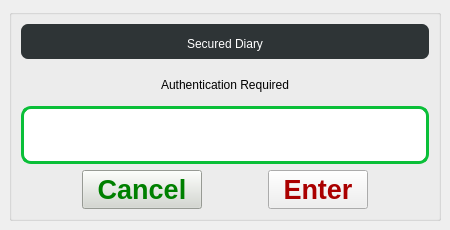
This is GUI/PasswordWindow.ui in Mubshr07/SecuredDiary as Qt 5 draws it before an edit. The edited form follows.
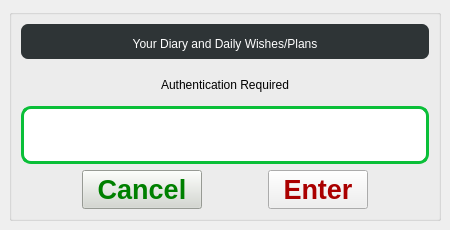
This is the edited form. Icons and pictures are not drawn.

Patch:
```diff
--- a/GUI/PasswordWindow.ui
+++ b/GUI/PasswordWindow.ui
@@ -130,7 +130,7 @@
 border-radius:7px;</string>
          </property>
          <property name="text">
-          <string>Secured Diary</string>
+          <string>Your Diary and Daily Wishes/Plans</string>
          </property>
          <property name="alignment">
           <set>Qt::AlignCenter</set>
```
